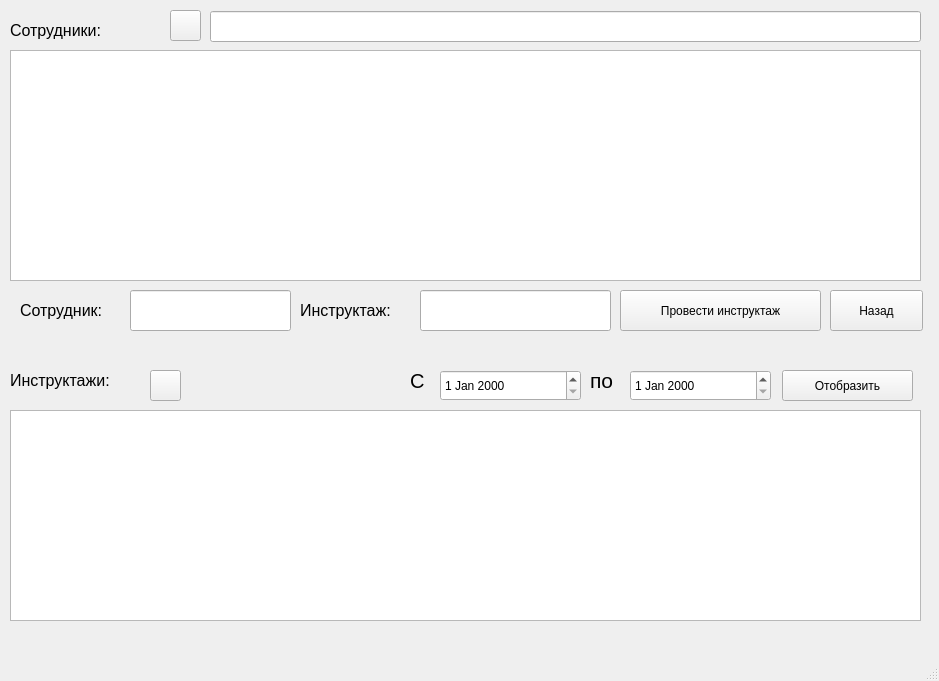
First picture: the form in app/forms/ui/BriefingsUi.ui, repository wave-or-corpuscula/LaborProtectionMonitoring, before the edit.
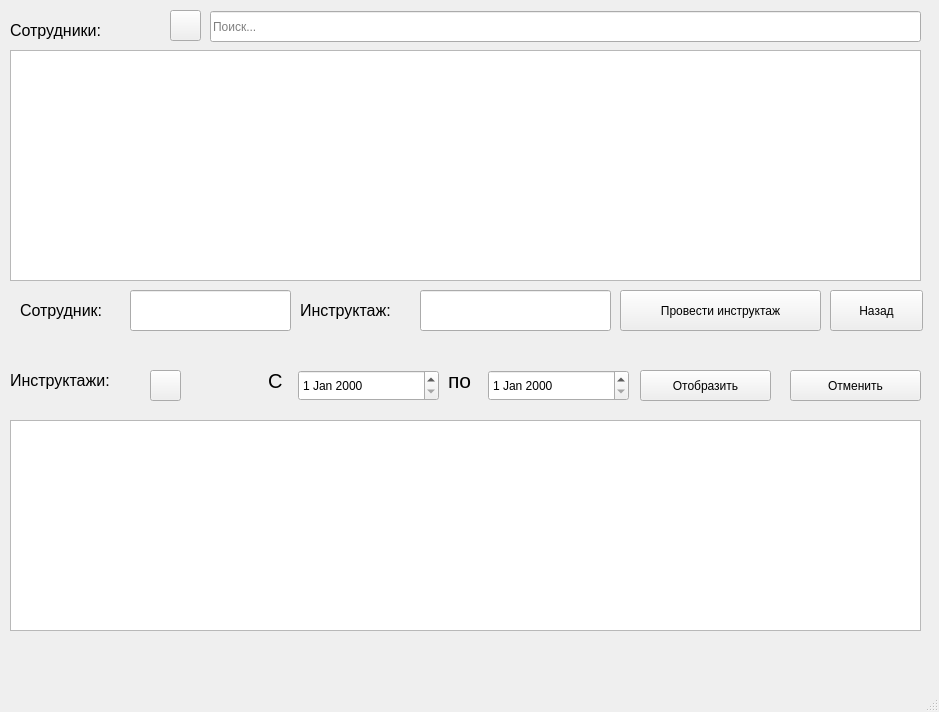
Second picture: the form after the edit. Icons and pictures are not drawn.

Commit message: Date filter search for briefings

What changed in the file:
```diff
--- a/app/forms/ui/BriefingsUi.ui
+++ b/app/forms/ui/BriefingsUi.ui
@@ -7,7 +7,7 @@
     <x>0</x>
     <y>0</y>
     <width>939</width>
-    <height>681</height>
+    <height>712</height>
    </rect>
   </property>
   <property name="font">
@@ -23,7 +23,7 @@
     <property name="geometry">
      <rect>
       <x>10</x>
-      <y>410</y>
+      <y>420</y>
       <width>911</width>
       <height>211</height>
      </rect>
@@ -194,11 +194,14 @@
       <height>31</height>
      </rect>
     </property>
+    <property name="placeholderText">
+     <string>Поиск...</string>
+    </property>
    </widget>
    <widget class="QDateEdit" name="briefingsStart_de">
     <property name="geometry">
      <rect>
-      <x>440</x>
+      <x>298</x>
       <y>370</y>
       <width>141</width>
       <height>31</height>
@@ -208,7 +211,7 @@
    <widget class="QLabel" name="label_5">
     <property name="geometry">
      <rect>
-      <x>410</x>
+      <x>268</x>
       <y>360</y>
       <width>31</width>
       <height>41</height>
@@ -226,7 +229,7 @@
    <widget class="QDateEdit" name="briefingEnd_de">
     <property name="geometry">
      <rect>
-      <x>630</x>
+      <x>488</x>
       <y>370</y>
       <width>141</width>
       <height>31</height>
@@ -236,7 +239,7 @@
    <widget class="QLabel" name="label_6">
     <property name="geometry">
      <rect>
-      <x>590</x>
+      <x>448</x>
       <y>360</y>
       <width>31</width>
       <height>41</height>
@@ -254,7 +257,7 @@
    <widget class="QPushButton" name="filterBriefings_pb">
     <property name="geometry">
      <rect>
-      <x>782</x>
+      <x>640</x>
       <y>370</y>
       <width>131</width>
       <height>31</height>
@@ -298,6 +301,19 @@
       <normaloff>../../icons/excel.JPG</normaloff>../../icons/excel.JPG</iconset>
     </property>
    </widget>
+   <widget class="QPushButton" name="cancelFilterBriefings_pb">
+    <property name="geometry">
+     <rect>
+      <x>790</x>
+      <y>370</y>
+      <width>131</width>
+      <height>31</height>
+     </rect>
+    </property>
+    <property name="text">
+     <string>Отменить</string>
+    </property>
+   </widget>
   </widget>
   <widget class="QMenuBar" name="menubar">
    <property name="geometry">
```
The commit also changes 6 other files.
